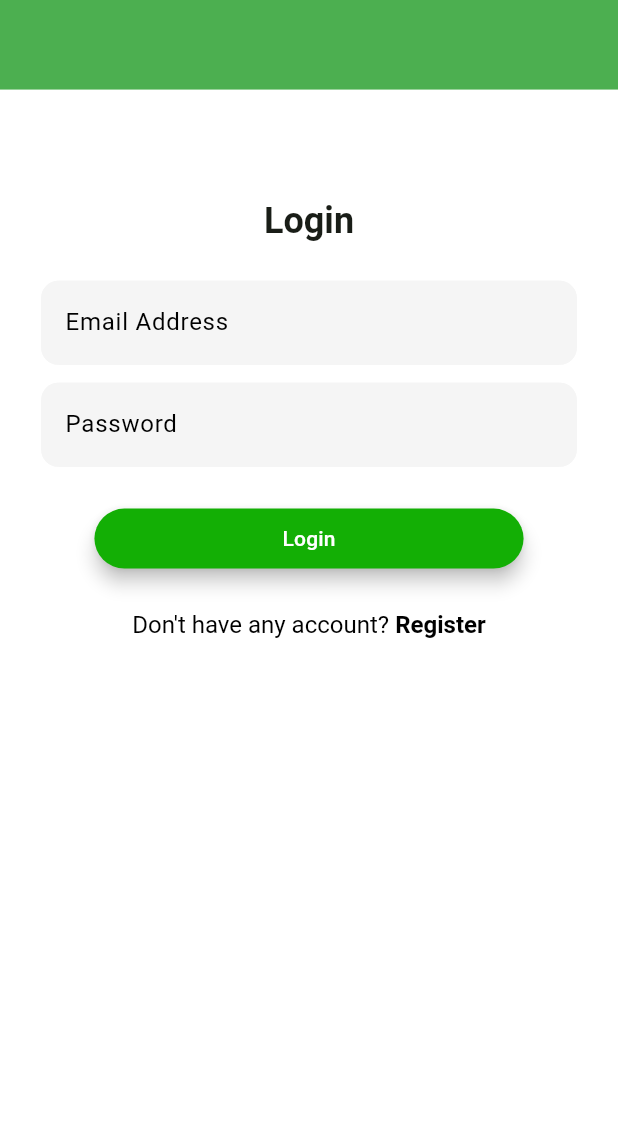
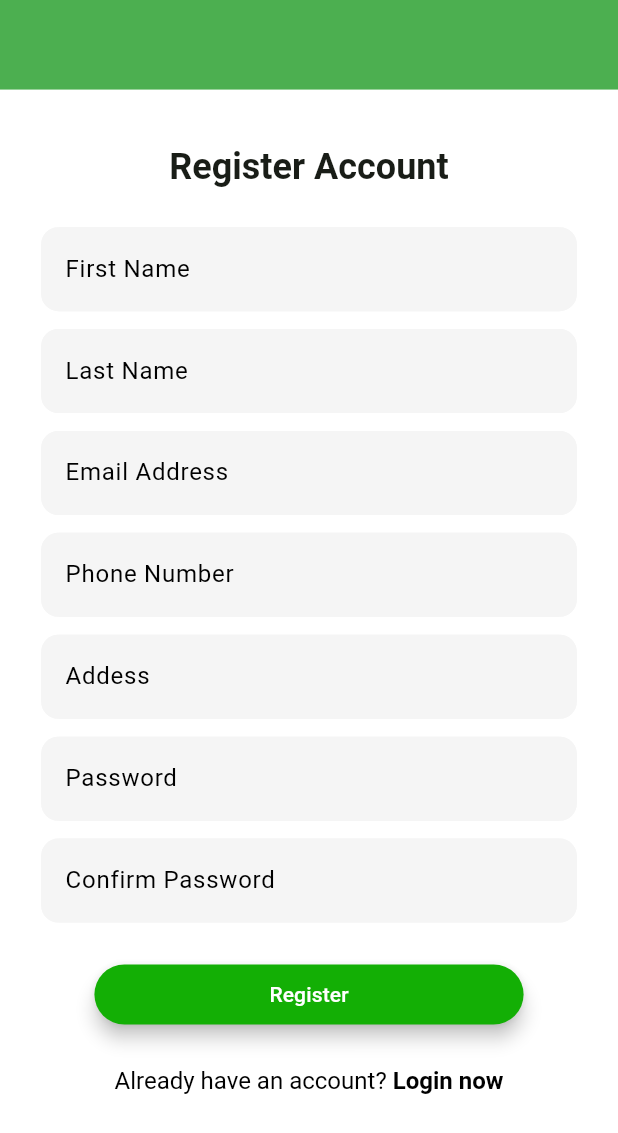
Before and after one commit to rahulkandel07/assignment, a Flutter app: the screen it shows after launch, on a phone screen of 412 x 824 dp. Shown: the top 1133 px of the screen. Run offline on Flutter 3.47's test engine with Material 3 defaults, Android fonts, the phone set to English and light mode, and no system bars; our stand-ins replace flutter_screenutil, google_fonts.

Commit message:
Added Register screen

```diff
--- /dev/null
+++ b/lib/features/auth/screens/register_screen.dart
@@ -0,0 +1,128 @@
+import 'package:assignment/constants/app_colors.dart';
+import 'package:flutter/material.dart';
+import 'package:flutter_screenutil/flutter_screenutil.dart';
+import 'package:google_fonts/google_fonts.dart';
+
+class RegisterScreen extends StatelessWidget {
+  const RegisterScreen({super.key});
+
+  @override
+  Widget build(BuildContext context) {
+    return Scaffold(
+      body: SafeArea(
+        child: ListView(
+          children: [
+            Container(
+              height: 50.h,
+              color: Colors.green,
+            ),
+            Padding(
+              padding: EdgeInsets.only(top: 30.h, left: 24.w, right: 24.w),
+              child: Column(
+                children: [
+                  Center(
+                    child: Text(
+                      "Register Account",
+                      style: Theme.of(context)
+                          .textTheme
+                          .headlineSmall!
+                          .copyWith(fontWeight: FontWeight.w700),
+                    ),
+                  ),
+                  20.verticalSpace,
+                  _customTextField(labelName: "First Name"),
+                  10.verticalSpace,
+                  _customTextField(labelName: "Last Name"),
+                  10.verticalSpace,
+                  _customTextField(labelName: "Email Address"),
+                  10.verticalSpace,
+                  _customTextField(labelName: "Phone Number"),
+                  10.verticalSpace,
+                  _customTextField(labelName: "Addess"),
+                  10.verticalSpace,
+                  _customTextField(labelName: "Password"),
+                  10.verticalSpace,
+                  _customTextField(labelName: "Confirm Password"),
+                  20.verticalSpace,
+                  ElevatedButton(
+                    style: ElevatedButton.styleFrom(
+                      backgroundColor: AppColors.oxff13AF05,
+                      foregroundColor: Colors.white,
+                      elevation: 5,
+                      fixedSize: Size(250.w, 20.h),
+                    ),
+                    onPressed: () {},
+                    child: const Text(
+                      "Register",
+                    ),
+                  ),
+                  20.verticalSpace,
+                  RichText(
+                    text: TextSpan(
+                        text: "Already have an account? ",
+                        style: GoogleFonts.roboto(
+                          fontSize: 14.sp,
+                          fontWeight: FontWeight.w400,
+                          color: Colors.black,
+                        ),
+                        children: [
+                          TextSpan(
+                            text: "Login now",
+                            style: GoogleFonts.roboto(
+                              fontWeight: FontWeight.w700,
+                            ),
+                          )
+                        ]),
+                  ),
+                  20.verticalSpace,
+                ],
+              ),
+            )
+          ],
+        ),
+      ),
+    );
+  }
+
+  _customTextField({required String labelName}) {
+    return TextFormField(
+      decoration: InputDecoration(
+        enabledBorder: OutlineInputBorder(
+          borderRadius: BorderRadius.circular(10.r),
+          borderSide: const BorderSide(
+            color: Color(0XFFF5F5F5),
+          ),
+        ),
+        border: OutlineInputBorder(
+          borderRadius: BorderRadius.circular(10.r),
+          borderSide: const BorderSide(
+            color: Color(0XFFF5F5F5),
+          ),
+        ),
+        focusedBorder: OutlineInputBorder(
+          borderRadius: BorderRadius.circular(10.r),
+          borderSide: const BorderSide(
+            color: Color(0XFFF5F5F5),
+          ),
+        ),
+        errorBorder: OutlineInputBorder(
+          borderRadius: BorderRadius.circular(10.r),
+          borderSide: const BorderSide(
+            color: Color(0XFFF5F5F5),
+          ),
+        ),
+        fillColor: const Color(0XFFF5F5F5),
+        filled: true,
+        floatingLabelBehavior: FloatingLabelBehavior.never,
+        label: Text(
+          labelName,
+          style: GoogleFonts.roboto(
+            fontSize: 14.sp,
+            fontWeight: FontWeight.w400,
+            color: Colors.black,
+          ),
+        ),
+      ),
+    );
+  }
+}
--- a/lib/main.dart
+++ b/lib/main.dart
@@ -1,5 +1,5 @@
 import 'package:assignment/constants/app_routes.dart';
-import 'package:assignment/features/auth/screens/login_screen.dart';
+import 'package:assignment/features/auth/screens/register_screen.dart';
 import 'package:assignment/features/homepage/screens/explore_southlake_screen.dart';
 import 'package:assignment/features/homepage/screens/get_in_touch_screen.dart';
 import 'package:assignment/features/homepage/screens/how_can_you_help_screen.dart';
@@ -30,7 +30,7 @@ class MyApp extends StatelessWidget {
             colorScheme: ColorScheme.fromSeed(seedColor: Colors.green),
             useMaterial3: true,
           ),
-          home: const LoginScreen(),
+          home: const RegisterScreen(),
           routes: {
             AppRoutes.exploreSouthLakeScreen: (ctx) => ExploreSouthlakeScreen(),
             AppRoutes.whatWeDoScreenRoute: (ctx) => const WhatWeDoScreen(),
```
